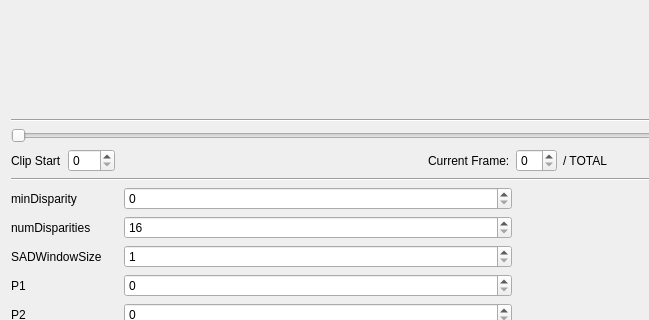
The window that qtopencvdepthmap.ui (BestUsername/stereo_to_depthmap) describes before a commit, drawn with Qt 5; both pictures show x 0 to 649 and y 291 to 611 of the 1030 by 867 pixel window.
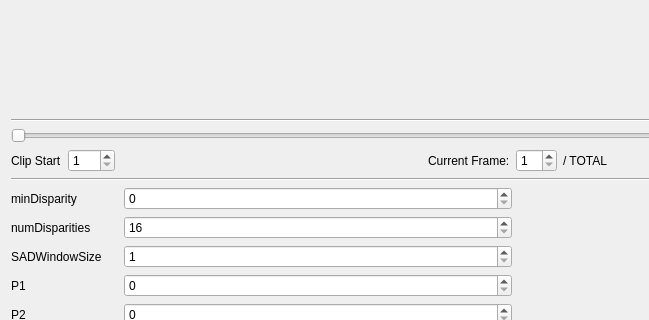
The same window after the commit. Icons and pictures are not drawn. Custom widgets are drawn as their Qt base class.

Commit message: Set UI position controls to be 1-indexed, and the fetch_frame(int) function converts to 0-index for OpenCV.

```diff
--- a/qtopencvdepthmap.ui
+++ b/qtopencvdepthmap.ui
@@ -61,6 +61,9 @@
         </item>
         <item>
          <widget class="QSpinBox" name="spinBox_clip_start">
+          <property name="minimum">
+           <number>1</number>
+          </property>
           <property name="maximum">
            <number>100</number>
           </property>
@@ -87,7 +90,11 @@
          </widget>
         </item>
         <item>
-         <widget class="QSpinBox" name="spinBox_current_frame"/>
+         <widget class="QSpinBox" name="spinBox_current_frame">
+          <property name="minimum">
+           <number>1</number>
+          </property>
+         </widget>
         </item>
         <item>
          <widget class="QLabel" name="label_total_frames">
```
Left out of the diff: 5 changed lines with no effect on the pictures. The commit also changes 1 other file.
